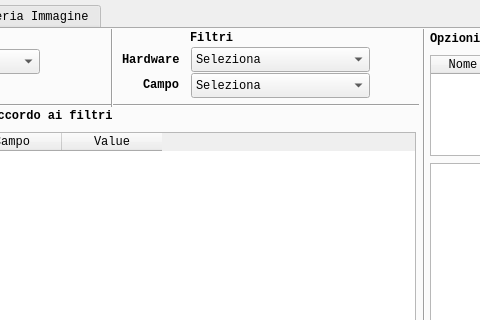
First picture: the form in QtUI/mainwindow.ui, repository emper0r/aron-conf, before the edit; both pictures show x 196 to 676 and y 0 to 320 of the 1030 by 700 pixel window.
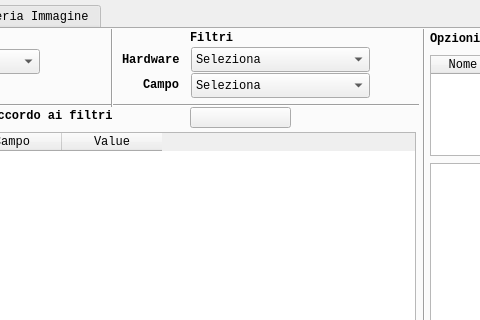
Second picture: the form after the edit.

Commit message:
* Added function to modify value on database
  + Fixed hand cursor on interface

The edit to the form file:
```diff
--- a/QtUI/mainwindow.ui
+++ b/QtUI/mainwindow.ui
@@ -864,6 +864,31 @@
        <string>Cancella File</string>
       </property>
      </widget>
+     <widget class="QToolButton" name="btSaveModify">
+      <property name="geometry">
+       <rect>
+        <x>330</x>
+        <y>78</y>
+        <width>101</width>
+        <height>21</height>
+       </rect>
+      </property>
+      <property name="font">
+       <font>
+        <family>Monospace</family>
+        <pointsize>8</pointsize>
+       </font>
+      </property>
+      <property name="cursor">
+       <cursorShape>PointingHandCursor</cursorShape>
+      </property>
+      <property name="text">
+       <string/>
+      </property>
+      <property name="toolButtonStyle">
+       <enum>Qt::ToolButtonTextBesideIcon</enum>
+      </property>
+     </widget>
      <zorder>line_5</zorder>
      <zorder>btPlus</zorder>
      <zorder>tableWidget</zorder>
```
Left out of the diff: 91 changed lines with no effect on the pictures. The commit also changes 4 other files.
